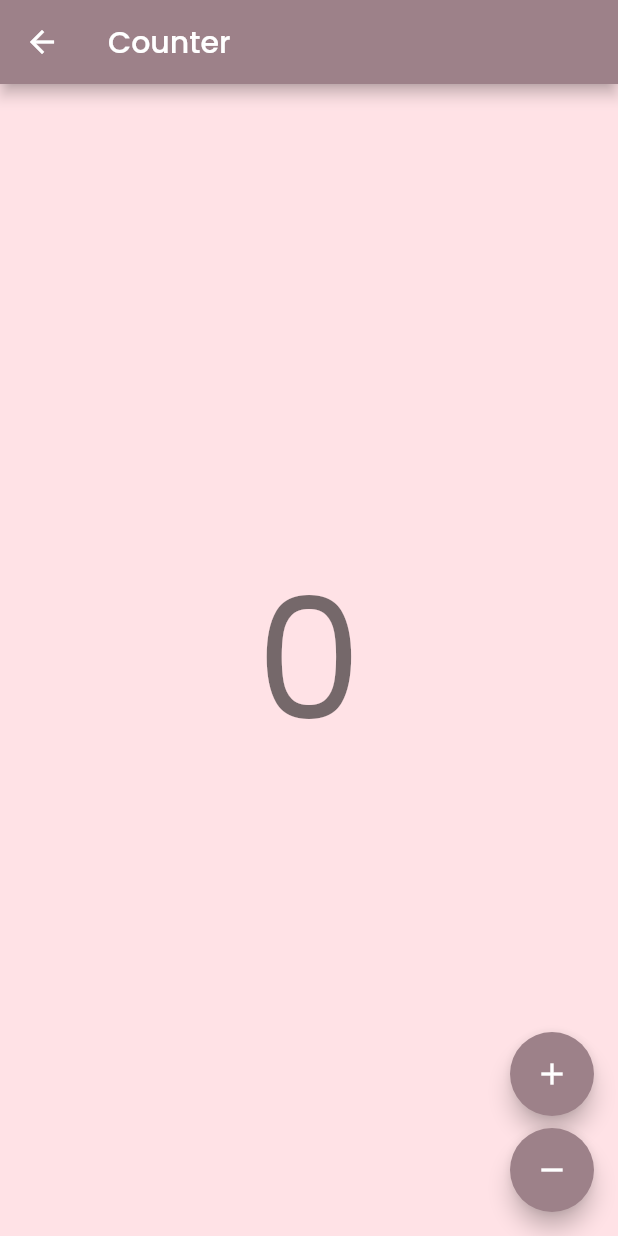
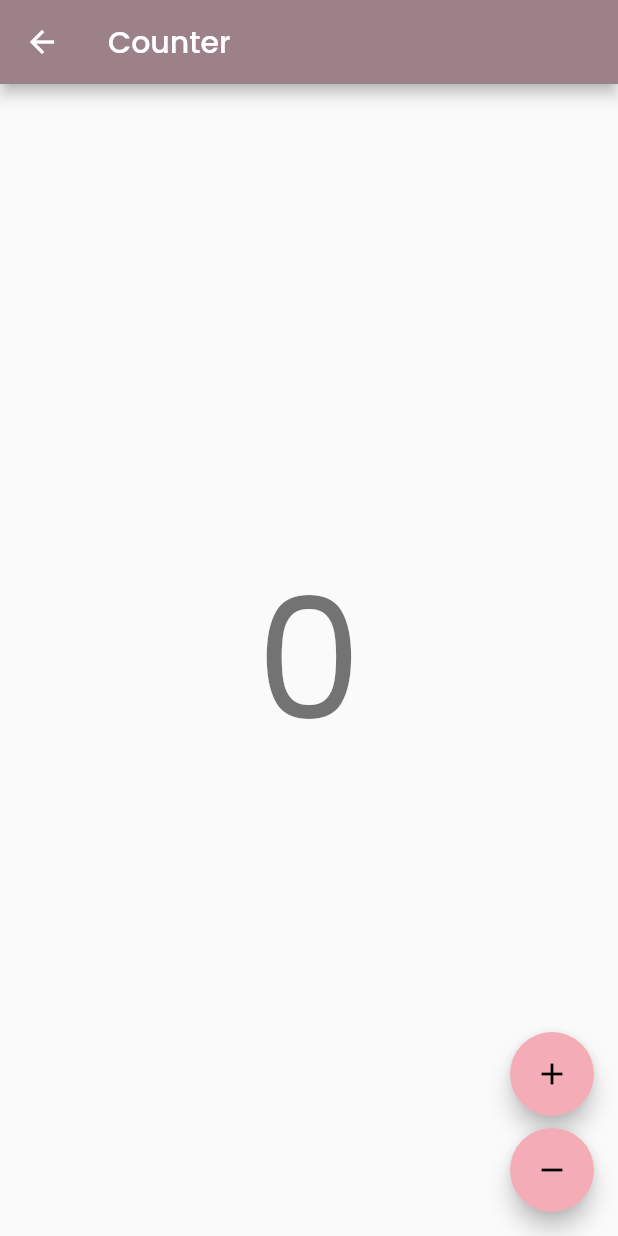
Before and after one commit to ReachPooja/todo, a Flutter app: the CounterView screen opened directly, on a phone screen of 412 x 824 dp. Run offline on Flutter 3.47's test engine with Material 2 defaults, Android fonts, the phone set to English and light mode, and no system bars; our stand-ins replace bloc, firebase_auth, flutter_bloc, formz, get_it, google_sign_in and 1 more; accounts and stored records are empty; generated files the repository leaves out were written again.

Commit message:
update: app theme

```diff
--- a/lib/src/core/presentation/theme/app_theme.dart
+++ b/lib/src/core/presentation/theme/app_theme.dart
@@ -5,13 +5,38 @@ class AppTheme {
   static final ligthTheme = ThemeData(
     brightness: Brightness.light,
     primaryColor: AppColors.primaryColor,
-    scaffoldBackgroundColor: AppColors.primaryBackgroundColor,
     fontFamily: 'Poppins',
     appBarTheme: const AppBarTheme(
       color: AppColors.primaryColor,
     ),
+    textSelectionTheme: textSelectionTheme,
+    inputDecorationTheme: inputDecorationTheme,
     colorScheme: ColorScheme.fromSwatch(
-      accentColor: AppColors.primaryColor,
+      accentColor: AppColors.accentColor,
+    ),
+  );
+
+  static const textSelectionTheme = TextSelectionThemeData(
+    cursorColor: AppColors.primaryColor,
+    selectionHandleColor: AppColors.primaryColor,
+    selectionColor: AppColors.primaryBackgroundColor,
+  );
+
+  static final inputDecorationTheme = InputDecorationTheme(
+    floatingLabelStyle: const TextStyle(
+      color: AppColors.accentColor,
+    ),
+    enabledBorder: OutlineInputBorder(
+      borderRadius: BorderRadius.circular(8),
+      borderSide: BorderSide(
+        color: Colors.grey.shade300,
+      ),
+    ),
+    focusedBorder: OutlineInputBorder(
+      borderRadius: BorderRadius.circular(8),
+      borderSide: const BorderSide(
+        color: AppColors.accentColor,
+      ),
     ),
   );
 }
```
